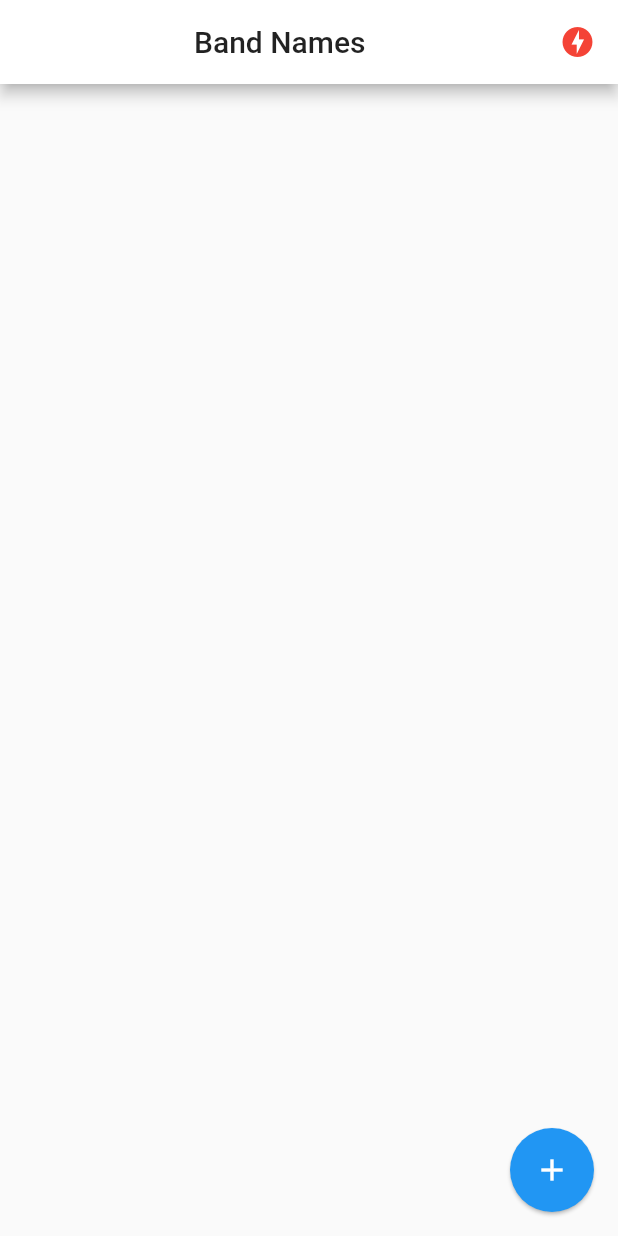
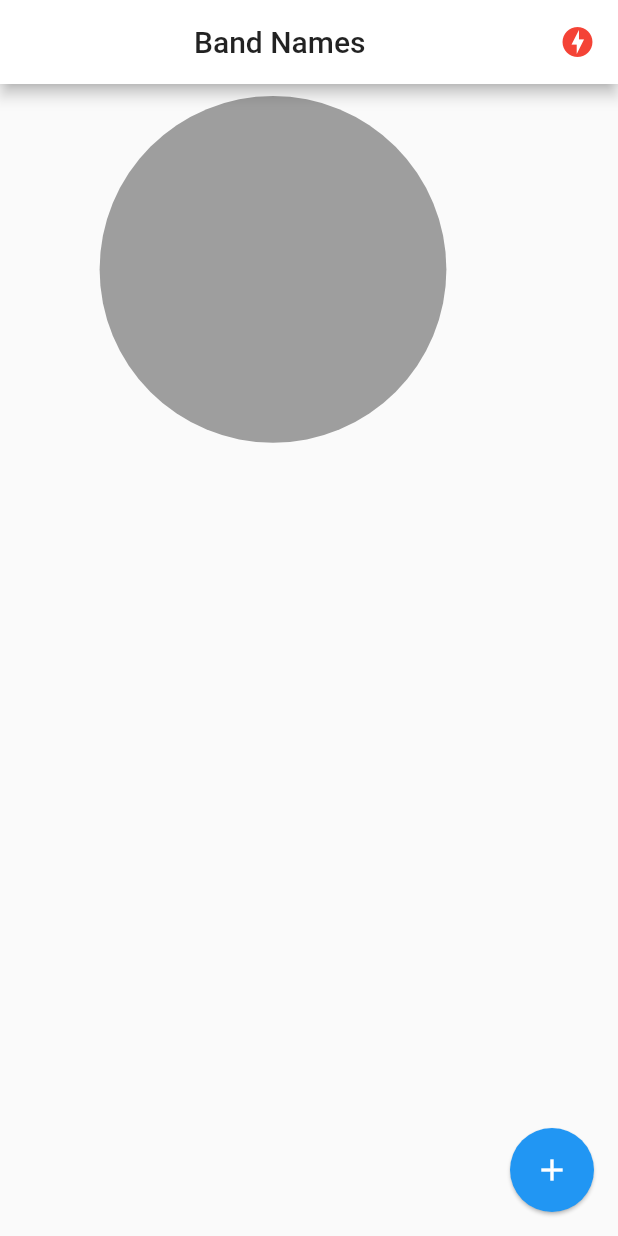
Before and after one commit to OscarPallazhco/CursoFlutterAvanzado, a Flutter app: the screen it shows after launch, on a phone screen of 412 x 824 dp. Run offline on Flutter 3.47's test engine with Material 2 defaults, Android fonts, the phone set to English and light mode, and no system bars; drawn by our look-alikes of pie_chart; our stand-ins replace socket_io_client; network calls fail.

Commit message:
mostrar graficas

```diff
--- a/01_band_names_app/lib/pages/home.dart
+++ b/01_band_names_app/lib/pages/home.dart
@@ -3,6 +3,7 @@ import 'dart:io';
 import 'package:provider/provider.dart';
 import 'package:flutter/cupertino.dart';
 import 'package:flutter/material.dart';
+import 'package:pie_chart/pie_chart.dart';
 
 import 'package:band_name_app/models/band.dart';
 import 'package:band_name_app/services/socket.dart';
@@ -56,11 +57,18 @@ class _HomePageState extends State<HomePage> {
           )
         ],
       ),
-      body: ListView.builder(
-        itemCount: bands.length,
-        itemBuilder: (BuildContext context, int index) {
-          return _bandTile(bands[index]);
-        },
+      body: Column(
+        children: [
+          _graphics(),
+          Expanded(
+            child: ListView.builder(
+              itemCount: bands.length,
+              itemBuilder: (BuildContext context, int index) {
+                return _bandTile(bands[index]);
+              },
+            ),
+          )
+        ],
       ),
       floatingActionButton: FloatingActionButton(
         child: Icon(Icons.add),
@@ -71,7 +79,6 @@ class _HomePageState extends State<HomePage> {
   }
 
   Widget _bandTile(Band band) {
-
     final socketService = Provider.of<SocketService>(context, listen: false);
 
     return Dismissible(
@@ -89,7 +96,7 @@ class _HomePageState extends State<HomePage> {
         ),
       ),
       onDismissed: (dismissDirection) {
-        socketService.getSocket.emit('delete-band',{'id':band.id});
+        socketService.getSocket.emit('delete-band', {'id': band.id});
       },
       child: ListTile(
         leading: CircleAvatar(
@@ -102,7 +109,7 @@ class _HomePageState extends State<HomePage> {
           style: TextStyle(fontSize: 20),
         ),
         onTap: () {
-          socketService.getSocket.emit('vote-band',{'id':band.id});
+          socketService.getSocket.emit('vote-band', {'id': band.id});
         },
       ),
     );
@@ -167,8 +174,31 @@ class _HomePageState extends State<HomePage> {
   _addBandToList(String bandInput) {
     final socketService = Provider.of<SocketService>(context, listen: false);
     if (bandInput.length > 1) {
-      socketService.getSocket.emit('add-band',{'name':bandInput});
+      socketService.getSocket.emit('add-band', {'name': bandInput});
     }
     Navigator.pop(context);
   }
+
+  _graphics() {
+    double height = MediaQuery.of(context).size.height;
+    Map<String, double> dataMap = new Map();
+    this.bands.forEach((element) {
+      dataMap.putIfAbsent(element.name, () => element.votes.toDouble());
+    });
+
+    return Container(
+      width: double.infinity,
+      height: 0.30 * height,
+      child: PieChart(
+        dataMap: dataMap,
+        animationDuration: Duration(milliseconds: 800),
+        chartValuesOptions: ChartValuesOptions(
+          showChartValueBackground: false,
+          showChartValues: true,
+          showChartValuesInPercentage: true,
+          showChartValuesOutside: false,
+        ),
+      ),
+    );
+  }
 }
--- a/01_band_names_app/pubspec.yaml
+++ b/01_band_names_app/pubspec.yaml
@@ -30,6 +30,7 @@ dependencies:
   cupertino_icons: ^1.0.0
   socket_io_client: ^0.9.12
   provider: ^4.3.3
+  pie_chart: ^4.0.1
 
 dev_dependencies:
   flutter_test:
```
Also changed, not shown: 01_band_names_app/pubspec.lock.
